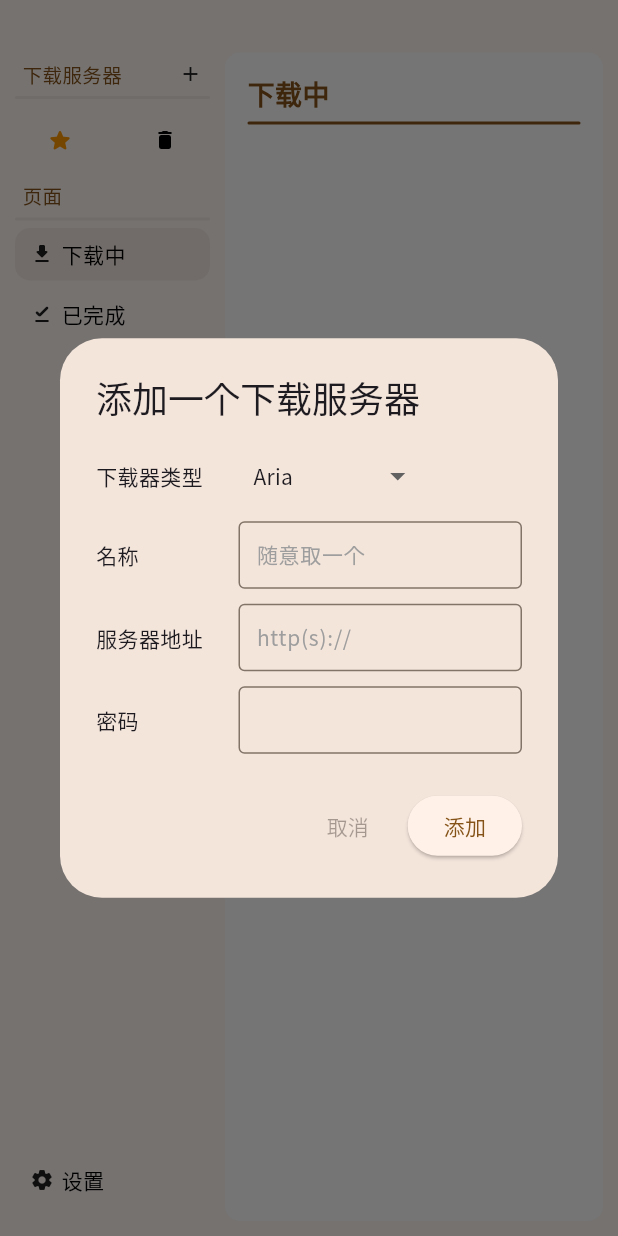
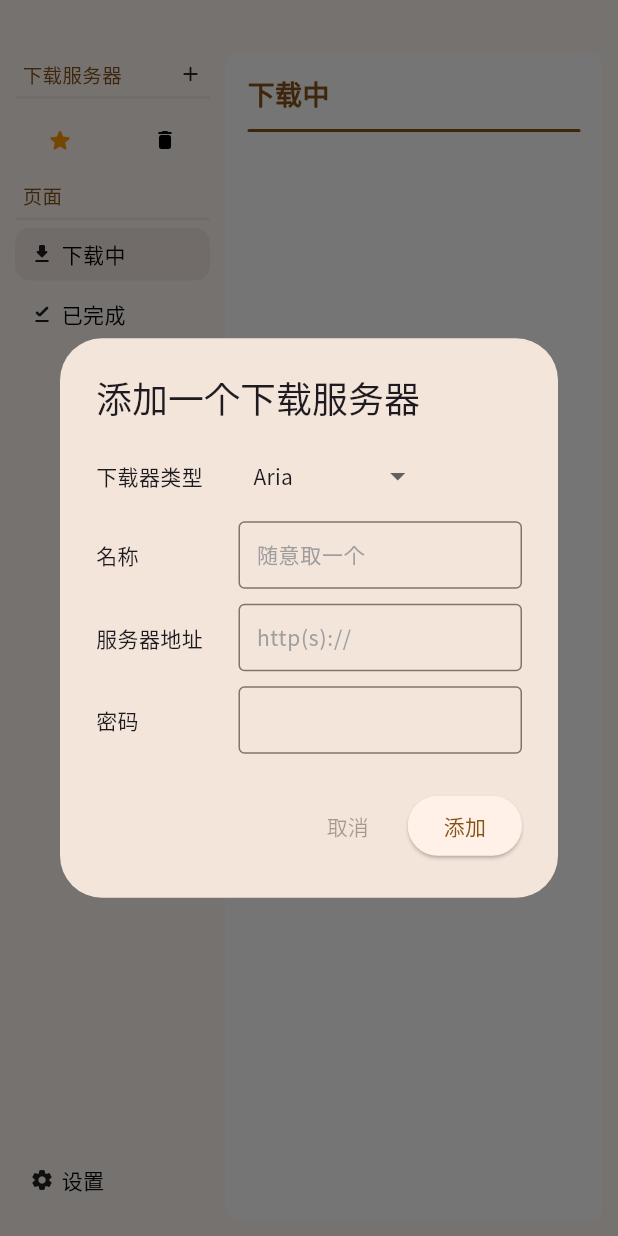
Before and after one commit to Zhoucheng133/BitFlow, a Flutter app: the screen it shows after launch, on a phone screen of 412 x 824 dp. Run offline on Flutter 3.47's test engine with Material 3 defaults, Android fonts, the phone set to English and light mode, and no system bars; drawn by our look-alikes of dropdown_button2; our stand-ins replace get, google_fonts, shared_preferences; missing offline and left inert: window_manager; statements that could not run were skipped.

Commit message:
改进页头布局

```diff
--- a/lib/components/header.dart
+++ b/lib/components/header.dart
@@ -28,7 +28,7 @@ class _HeaderState extends State<Header> {
             ),
           ),
         ),
-        const SizedBox(height: 5,),
+        const SizedBox(height: 10,),
         Container(
           height: 2,
           decoration: BoxDecoration(
```
